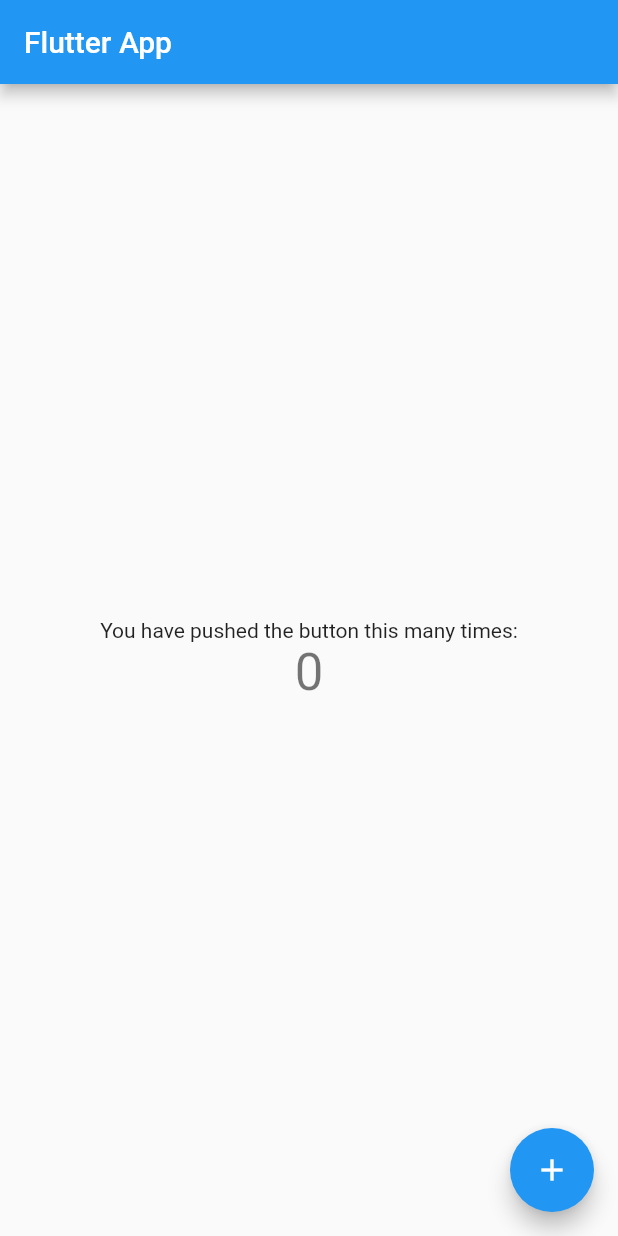
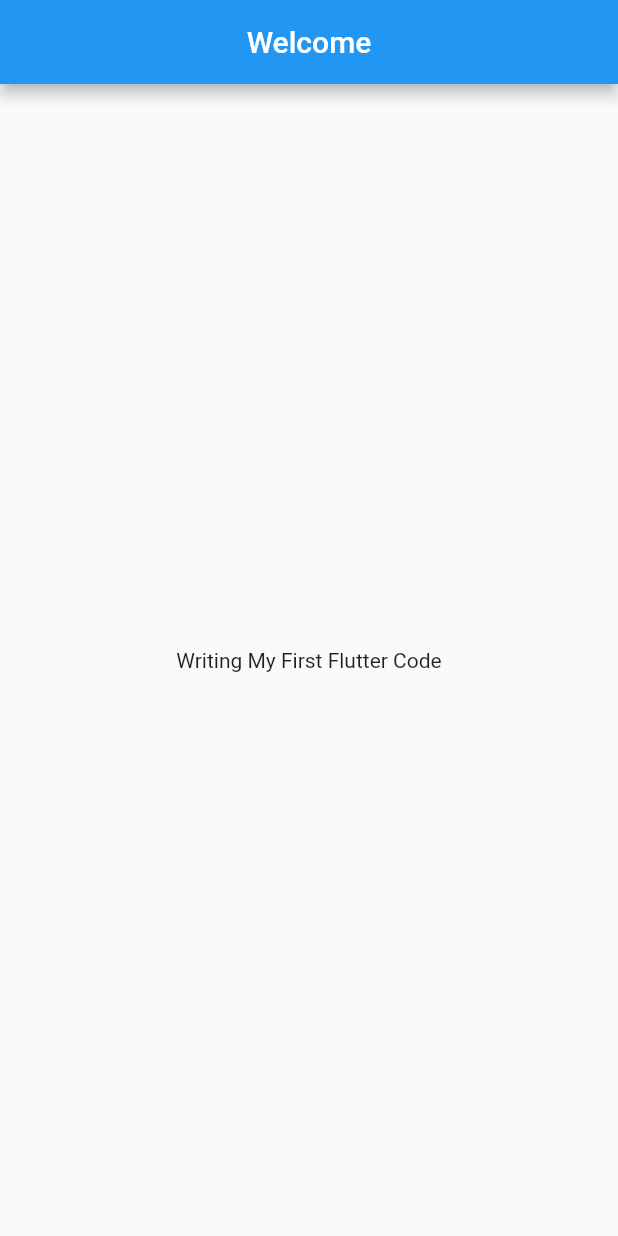
Before and after one commit to maazjnr/First-Flutter-App, a Flutter app: the screen it shows after launch, on a phone screen of 412 x 824 dp. Run offline on Flutter 3.47's test engine with Material 2 defaults, Android fonts, the phone set to English and light mode, and no system bars.

Commit message:
my flutter first code

```diff
--- a/lib/main.dart
+++ b/lib/main.dart
@@ -13,103 +13,24 @@ class MyApp extends StatelessWidget {
     return MaterialApp(
       title: 'Flutter Demo',
       theme: ThemeData(
-        // This is the theme of your application.
-        //
-        // Try running your application with "flutter run". You'll see the
-        // application has a blue toolbar. Then, without quitting the app, try
-        // changing the primarySwatch below to Colors.green and then invoke
-        // "hot reload" (press "r" in the console where you ran "flutter run",
-        // or simply save your changes to "hot reload" in a Flutter IDE).
-        // Notice that the counter didn't reset back to zero; the application
-        // is not restarted.
         primarySwatch: Colors.blue,
       ),
-      home: const MyHomePage(title: 'Flutter App'),
+      home: const LoginPage(),
     );
   }
 }
 
-class MyHomePage extends StatefulWidget {
-  const MyHomePage({super.key, required this.title});
-
-  // This widget is the home page of your application. It is stateful, meaning
-  // that it has a State object (defined below) that contains fields that affect
-  // how it looks.
-
-  // This class is the configuration for the state. It holds the values (in this
-  // case the title) provided by the parent (in this case the App widget) and
-  // used by the build method of the State. Fields in a Widget subclass are
-  // always marked "final".
-
-  final String title;
-
-  @override
-  State<MyHomePage> createState() => _MyHomePageState();
-}
-
-class _MyHomePageState extends State<MyHomePage> {
-  int _counter = 0;
-
-  void _incrementCounter() {
-    setState(() {
-      // This call to setState tells the Flutter framework that something has
-      // changed in this State, which causes it to rerun the build method below
-      // so that the display can reflect the updated values. If we changed
-      // _counter without calling setState(), then the build method would not be
-      // called again, and so nothing would appear to happen.
-      _counter++;
-    });
-  }
+class LoginPage extends StatelessWidget {
+  const LoginPage({super.key});
 
   @override
   Widget build(BuildContext context) {
-    // This method is rerun every time setState is called, for instance as done
-    // by the _incrementCounter method above.
-    //
-    // The Flutter framework has been optimized to make rerunning build methods
-    // fast, so that you can just rebuild anything that needs updating rather
-    // than having to individually change instances of widgets.
     return Scaffold(
       appBar: AppBar(
-        // Here we take the value from the MyHomePage object that was created by
-        // the App.build method, and use it to set our appbar title.
-        title: Text(widget.title),
+        title: const Text('Welcome'),
+        centerTitle: true,
       ),
-      body: Center(
-        // Center is a layout widget. It takes a single child and positions it
-        // in the middle of the parent.
-        child: Column(
-          // Column is also a layout widget. It takes a list of children and
-          // arranges them vertically. By default, it sizes itself to fit its
-          // children horizontally, and tries to be as tall as its parent.
-          //
-          // Invoke "debug painting" (press "p" in the console, choose the
-          // "Toggle Debug Paint" action from the Flutter Inspector in Android
-          // Studio, or the "Toggle Debug Paint" command in Visual Studio Code)
-          // to see the wireframe for each widget.
-          //
-          // Column has various properties to control how it sizes itself and
-          // how it positions its children. Here we use mainAxisAlignment to
-          // center the children vertically; the main axis here is the vertical
-          // axis because Columns are vertical (the cross axis would be
-          // horizontal).
-          mainAxisAlignment: MainAxisAlignment.center,
-          children: <Widget>[
-            const Text(
-              'You have pushed the button this many times:',
-            ),
-            Text(
-              '$_counter',
-              style: Theme.of(context).textTheme.headline4,
-            ),
-          ],
-        ),
-      ),
-      floatingActionButton: FloatingActionButton(
-        onPressed: _incrementCounter,
-        tooltip: 'Increment',
-        child: const Icon(Icons.add),
-      ), // This trailing comma makes auto-formatting nicer for build methods.
+      body: const Center(child: Text('Writing My First Flutter Code')),
     );
   }
 }
```
